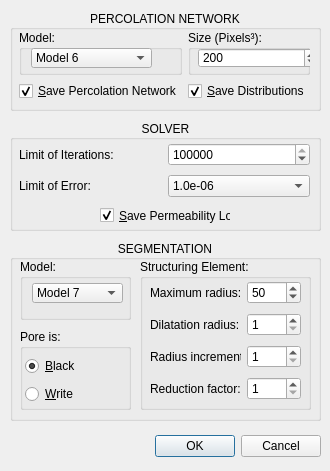
First picture: the form in src/dialogIntrinsicPermeabilityByNetwork.ui, repository ldsc/lvp, before the edit.
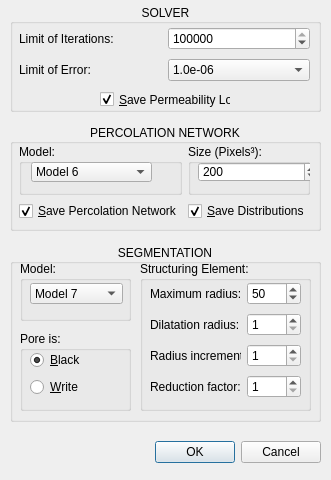
Second picture: the form after the edit. Icons and pictures are not drawn.

What changed in the file:
```diff
--- a/src/dialogIntrinsicPermeabilityByNetwork.ui
+++ b/src/dialogIntrinsicPermeabilityByNetwork.ui
@@ -6,20 +6,20 @@
    <rect>
     <x>0</x>
     <y>0</y>
-    <width>330</width>
-    <height>471</height>
+    <width>331</width>
+    <height>480</height>
    </rect>
   </property>
   <property name="minimumSize">
    <size>
-    <width>330</width>
-    <height>450</height>
+    <width>331</width>
+    <height>480</height>
    </size>
   </property>
   <property name="maximumSize">
    <size>
-    <width>330</width>
-    <height>500</height>
+    <width>331</width>
+    <height>480</height>
    </size>
   </property>
   <property name="windowTitle">
@@ -36,9 +36,9 @@
    <property name="geometry">
     <rect>
      <x>10</x>
-     <y>120</y>
+     <y>4</y>
      <width>311</width>
-     <height>111</height>
+     <height>108</height>
     </rect>
    </property>
    <property name="title">
@@ -176,7 +176,7 @@
    <property name="geometry">
     <rect>
      <x>10</x>
-     <y>420</y>
+     <y>426</y>
      <width>311</width>
      <height>52</height>
     </rect>
@@ -204,9 +204,9 @@
    <property name="geometry">
     <rect>
      <x>10</x>
-     <y>240</y>
+     <y>244</y>
      <width>311</width>
-     <height>181</height>
+     <height>178</height>
     </rect>
    </property>
    <property name="title">
@@ -219,9 +219,9 @@
     <property name="geometry">
      <rect>
       <x>130</x>
-      <y>19</y>
+      <y>17</y>
       <width>171</width>
-      <height>151</height>
+      <height>150</height>
      </rect>
     </property>
     <property name="title">
@@ -233,7 +233,7 @@
        <x>10</x>
        <y>19</y>
        <width>151</width>
-       <height>128</height>
+       <height>121</height>
       </rect>
      </property>
      <layout class="QGridLayout" name="gridLayout_3">
@@ -312,9 +312,9 @@
     <property name="geometry">
      <rect>
       <x>10</x>
-      <y>19</y>
+      <y>17</y>
       <width>111</width>
-      <height>61</height>
+      <height>60</height>
      </rect>
     </property>
     <property name="title">
@@ -323,10 +323,10 @@
     <widget class="QComboBox" name="comboBoxSModel">
      <property name="geometry">
       <rect>
-       <x>12</x>
-       <y>24</y>
-       <width>91</width>
-       <height>20</height>
+       <x>10</x>
+       <y>22</y>
+       <width>93</width>
+       <height>21</height>
       </rect>
      </property>
      <item>
@@ -360,9 +360,9 @@
     <property name="geometry">
      <rect>
       <x>10</x>
-      <y>89</y>
+      <y>87</y>
       <width>111</width>
-      <height>81</height>
+      <height>80</height>
      </rect>
     </property>
     <property name="title">
@@ -371,10 +371,10 @@
     <widget class="QWidget" name="layoutWidget">
      <property name="geometry">
       <rect>
-       <x>5</x>
-       <y>25</y>
-       <width>101</width>
-       <height>52</height>
+       <x>10</x>
+       <y>18</y>
+       <width>91</width>
+       <height>50</height>
       </rect>
      </property>
      <layout class="QVBoxLayout" name="verticalLayout">
@@ -400,12 +400,15 @@
    </widget>
   </widget>
   <widget class="QGroupBox" name="groupBoxPercolationNetwork">
+   <property name="enabled">
+    <bool>true</bool>
+   </property>
    <property name="geometry">
     <rect>
      <x>10</x>
-     <y>10</y>
+     <y>124</y>
      <width>311</width>
-     <height>101</height>
+     <height>107</height>
     </rect>
    </property>
    <property name="title">
@@ -420,7 +423,7 @@
       <x>9</x>
       <y>20</y>
       <width>291</width>
-      <height>71</height>
+      <height>77</height>
      </rect>
     </property>
     <layout class="QGridLayout" name="gridLayout_2">
```
